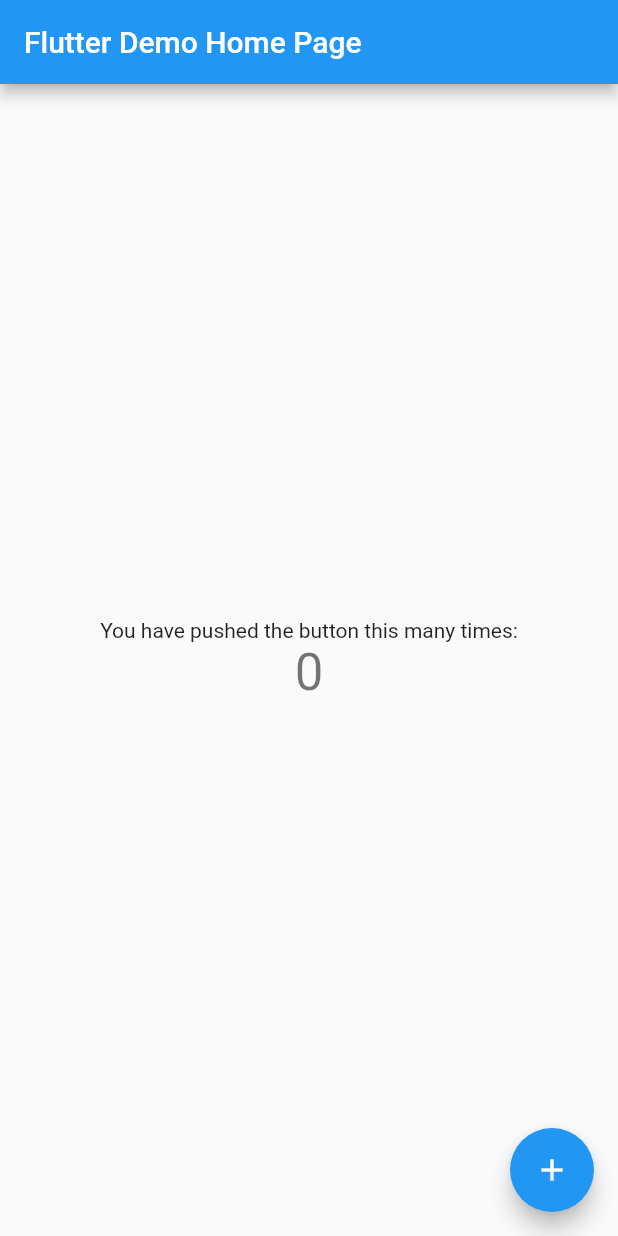
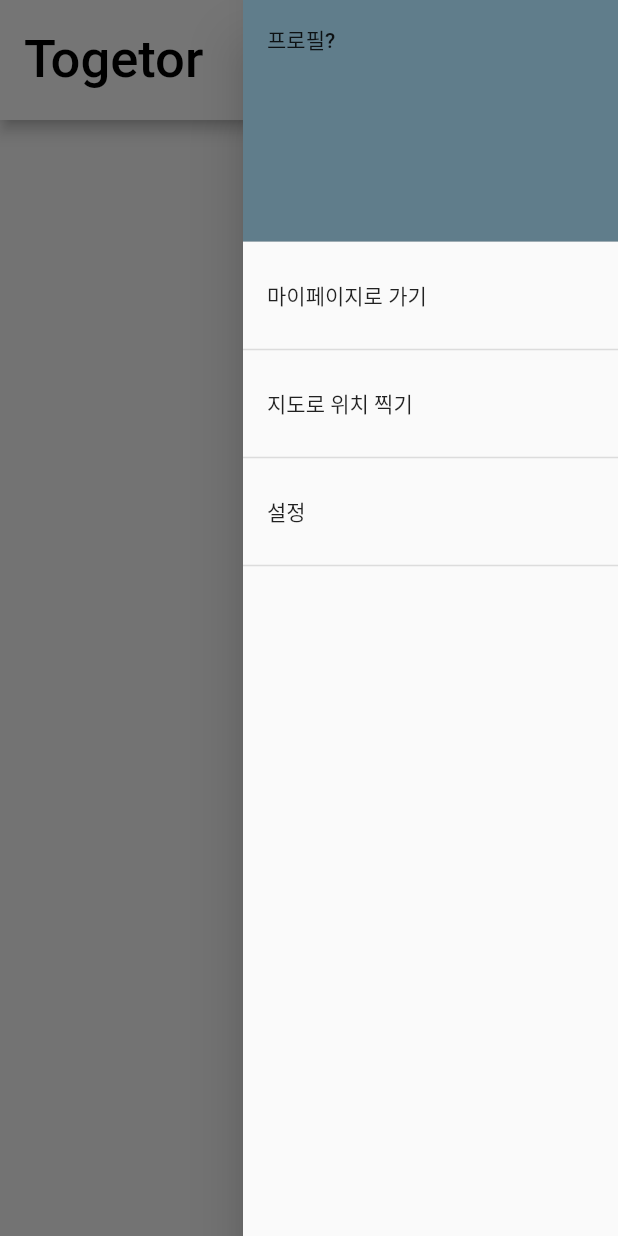
Before and after one commit to kbwoo00/2021_WAP_APP_TEAM1, a Flutter app: the screen it shows after launch, with the side drawer open (before the commit the screen has no drawer), on a phone screen of 412 x 824 dp. Run offline on Flutter 3.47's test engine with Material 2 defaults, Android fonts, the phone set to English and light mode, and no system bars.

Commit message:
Sidebar and Mypage Demo

```diff
--- a/lib/main.dart
+++ b/lib/main.dart
@@ -6,108 +6,202 @@ void main() {
 
 class MyApp extends StatelessWidget {
   // This widget is the root of your application.
+
   @override
   Widget build(BuildContext context) {
     return MaterialApp(
-      title: 'Flutter Demo',
-      theme: ThemeData(
-        // This is the theme of your application.
-        //
-        // Try running your application with "flutter run". You'll see the
-        // application has a blue toolbar. Then, without quitting the app, try
-        // changing the primarySwatch below to Colors.green and then invoke
-        // "hot reload" (press "r" in the console where you ran "flutter run",
-        // or simply save your changes to "hot reload" in a Flutter IDE).
-        // Notice that the counter didn't reset back to zero; the application
-        // is not restarted.
-        primarySwatch: Colors.blue,
-      ),
-      home: MyHomePage(title: 'Flutter Demo Home Page'),
+      home: MyHomePage(),
     );
   }
 }
 
 class MyHomePage extends StatefulWidget {
-  MyHomePage({Key? key, required this.title}) : super(key: key);
-
-  // This widget is the home page of your application. It is stateful, meaning
-  // that it has a State object (defined below) that contains fields that affect
-  // how it looks.
-
-  // This class is the configuration for the state. It holds the values (in this
-  // case the title) provided by the parent (in this case the App widget) and
-  // used by the build method of the State. Fields in a Widget subclass are
-  // always marked "final".
-
-  final String title;
+  MyHomePage({Key? key}) : super(key: key);
 
   @override
   _MyHomePageState createState() => _MyHomePageState();
 }
 
 class _MyHomePageState extends State<MyHomePage> {
-  int _counter = 0;
-
-  void _incrementCounter() {
-    setState(() {
-      // This call to setState tells the Flutter framework that something has
-      // changed in this State, which causes it to rerun the build method below
-      // so that the display can reflect the updated values. If we changed
-      // _counter without calling setState(), then the build method would not be
-      // called again, and so nothing would appear to happen.
-      _counter++;
-    });
-  }
+  final GlobalKey<ScaffoldState> _scaffoldKey = GlobalKey();
 
   @override
   Widget build(BuildContext context) {
-    // This method is rerun every time setState is called, for instance as done
-    // by the _incrementCounter method above.
-    //
-    // The Flutter framework has been optimized to make rerunning build methods
-    // fast, so that you can just rebuild anything that needs updating rather
-    // than having to individually change instances of widgets.
     return Scaffold(
-      appBar: AppBar(
-        // Here we take the value from the MyHomePage object that was created by
-        // the App.build method, and use it to set our appbar title.
-        title: Text(widget.title),
-      ),
-      body: Center(
-        // Center is a layout widget. It takes a single child and positions it
-        // in the middle of the parent.
-        child: Column(
-          // Column is also a layout widget. It takes a list of children and
-          // arranges them vertically. By default, it sizes itself to fit its
-          // children horizontally, and tries to be as tall as its parent.
-          //
-          // Invoke "debug painting" (press "p" in the console, choose the
-          // "Toggle Debug Paint" action from the Flutter Inspector in Android
-          // Studio, or the "Toggle Debug Paint" command in Visual Studio Code)
-          // to see the wireframe for each widget.
-          //
-          // Column has various properties to control how it sizes itself and
-          // how it positions its children. Here we use mainAxisAlignment to
-          // center the children vertically; the main axis here is the vertical
-          // axis because Columns are vertical (the cross axis would be
-          // horizontal).
-          mainAxisAlignment: MainAxisAlignment.center,
-          children: <Widget>[
-            Text(
-              'You have pushed the button this many times:',
-            ),
-            Text(
-              '$_counter',
-              style: Theme.of(context).textTheme.headline4,
-            ),
-          ],
+      key: _scaffoldKey,
+      endDrawer: Container(
+        width: 250,
+        child: Drawer(
+          child: ListView(
+            padding: EdgeInsets.zero,
+            children: [
+              DrawerHeader(
+                child: Text("프로필?"),
+                decoration: BoxDecoration(color: Colors.blueGrey),
+              ),
+              ListTile(
+                title: Text("마이페이지로 가기"),
+                onTap: () {
+                  //아래처럼 하면 사이드바가 사라지지 않은 상태에서 Mypage가 위에 덮어짐.
+                  //사이드바가 사라지면서 이동할 수 있는 것도 찾아보기.
+                  Navigator.of(context).push(MaterialPageRoute(
+                      builder: (BuildContext context) => MyPage()));
+                },
+              ),
+              Divider(
+                thickness: 1,
+              ),
+              ListTile(
+                title: Text("지도로 위치 찍기"),
+                onTap: () {
+                  Navigator.of(context).push(MaterialPageRoute(
+                      builder: (BuildContext context) => GoogleMap()));
+                },
+              ),
+              Divider(
+                thickness: 1,
+              ),
+              ListTile(
+                title: Text("설정"),
+                onTap: () {
+                  Navigator.of(context).push(MaterialPageRoute(
+                      builder: (BuildContext context) => MyPage()));
+                },
+              ),
+              Divider(
+                thickness: 1,
+              ),
+            ],
+          ),
         ),
       ),
-      floatingActionButton: FloatingActionButton(
-        onPressed: _incrementCounter,
-        tooltip: 'Increment',
-        child: Icon(Icons.add),
-      ), // This trailing comma makes auto-formatting nicer for build methods.
+      appBar: AppBar(
+          backgroundColor: Colors.white,
+          toolbarHeight: 80,
+          title: Text(
+            "Togetor",
+            style: TextStyle(color: Colors.black, fontSize: 35),
+          ),
+          actions: <Widget>[
+            Container(
+              child: IconButton(
+                iconSize: 40,
+                color: Colors.black,
+                icon: Icon(Icons.menu),
+                onPressed: () {
+                  _scaffoldKey.currentState!.openEndDrawer();
+                },
+              ),
+            )
+          ]),
     );
   }
 }
+
+class MyPage extends StatefulWidget {
+  const MyPage({Key? key}) : super(key: key);
+
+  @override
+  _MyPageState createState() => _MyPageState();
+}
+
+List<bool> _buttonsState = List.generate(2, (index) => false);
+
+class _MyPageState extends State<MyPage> {
+  @override
+  Widget build(BuildContext context) {
+    final GlobalKey<ScaffoldState> _scaffoldKey = GlobalKey();
+
+    return Scaffold(
+      appBar: AppBar(
+        backgroundColor: Colors.white,
+        toolbarHeight: 65,
+        title: Text(
+          "마이페이지",
+          style: TextStyle(color: Colors.black, fontSize: 25),
+        ),
+        leading: IconButton(
+          iconSize: 30,
+          color: Colors.black,
+          icon: Icon(Icons.arrow_back),
+          onPressed: () {
+            Navigator.pop(context);
+          },
+        ),
+      ),
+      key: _scaffoldKey,
+      body: Stack(
+        children: <Widget>[
+          Container(
+            height: 60,
+            alignment: Alignment.center,
+            child: ToggleButtons(
+              children: <Widget>[
+                Container(
+                    width: (MediaQuery.of(context).size.width - 36) / 2,
+                    child: new Row(
+                      mainAxisAlignment: MainAxisAlignment.center,
+                      children: <Widget>[
+                        new Icon(
+                          Icons.production_quantity_limits,
+                          size: 16.0,
+                          color: Colors.red,
+                        ),
+                        new SizedBox(
+                          width: 4.0,
+                        ),
+                        new Text("내가 등록한",
+                            style: TextStyle(
+                                color: Colors.red,
+                                fontSize: 15,
+                                fontWeight: FontWeight.bold)),
+                      ],
+                    )),
+                Container(
+                    width: (MediaQuery.of(context).size.width - 36) / 2,
+                    child: new Row(
+                      mainAxisAlignment: MainAxisAlignment.center,
+                      children: <Widget>[
+                        new Icon(
+                          Icons.production_quantity_limits_outlined,
+                          size: 16.0,
+                          color: Colors.yellow[800],
+                        ),
+                        new SizedBox(
+                          width: 4.0,
+                        ),
+                        new Text("내가 참여중인",
+                            style: TextStyle(
+                                color: Colors.yellow[800],
+                                fontSize: 15,
+                                fontWeight: FontWeight.bold))
+                      ],
+                    )),
+              ],
+              onPressed: (int index) => {
+                setState(() {
+                  _buttonsState[index] = !_buttonsState[index];
+                })
+              },
+              isSelected: _buttonsState,
+            ),
+          ),
+        ],
+      ),
+    );
+  }
+}
+
+class GoogleMap extends StatefulWidget {
+  const GoogleMap({Key? key}) : super(key: key);
+
+  @override
+  _GoogleMapState createState() => _GoogleMapState();
+}
+
+class _GoogleMapState extends State<GoogleMap> {
+  @override
+  Widget build(BuildContext context) {
+    return Container();
+  }
+}
```
